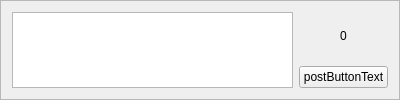
Before: the Qt Designer form azalea/ui/postarea.ui in unstabler/Azalea, drawn with Qt 5.
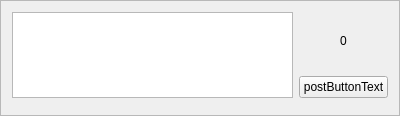
After: the same form once the commit is applied. Custom widgets are drawn as their Qt base class.

Diff of the .ui file:
```diff
--- a/azalea/ui/postarea.ui
+++ b/azalea/ui/postarea.ui
@@ -7,7 +7,7 @@
     <x>0</x>
     <y>0</y>
     <width>400</width>
-    <height>100</height>
+    <height>116</height>
    </rect>
   </property>
   <property name="windowTitle">
@@ -19,7 +19,28 @@
   <property name="frameShadow">
    <enum>QFrame::Raised</enum>
   </property>
-  <layout class="QHBoxLayout" name="horizontalLayout_2">
+  <layout class="QVBoxLayout" name="verticalLayout_2">
+   <item>
+    <widget class="QFrame" name="frame">
+     <property name="frameShape">
+      <enum>QFrame::NoFrame</enum>
+     </property>
+     <property name="frameShadow">
+      <enum>QFrame::Raised</enum>
+     </property>
+     <layout class="QHBoxLayout" name="horizontalLayout_3">
+      <property name="leftMargin">
+       <number>0</number>
+      </property>
+      <property name="topMargin">
+       <number>0</number>
+      </property>
+      <property name="rightMargin">
+       <number>0</number>
+      </property>
+      <property name="bottomMargin">
+       <number>0</number>
+      </property>
    <item>
     <widget class="QTextEdit" name="tootEdit"/>
    </item>
@@ -46,6 +67,24 @@
    </item>
   </layout>
  </widget>
+   </item>
+   <item>
+    <widget class="ReplyIndicator" name="replyIndicator">
+     <property name="enabled">
+      <bool>true</bool>
+     </property>
+    </widget>
+   </item>
+  </layout>
+ </widget>
+ <customwidgets>
+  <customwidget>
+   <class>ReplyIndicator</class>
+   <extends>QFrame</extends>
+   <header>ui/postarea/replyindicator.hpp</header>
+   <container>1</container>
+  </customwidget>
+ </customwidgets>
  <resources/>
  <connections/>
 </ui>
```
Lines whose indentation alone changed are shown as unchanged.
